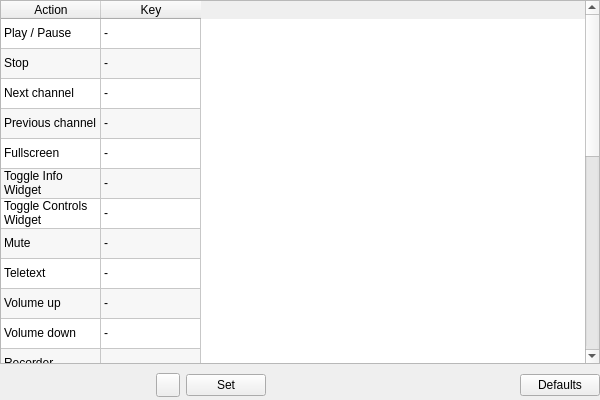
This is src/ui/settings/SettingsShortcuts.ui in ntadej/tano as Qt 5 draws it before an edit. The edited form follows.
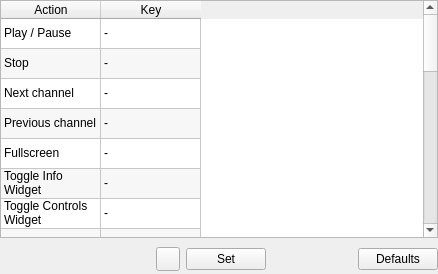
This is the edited form. Icons and pictures are not drawn. Custom widgets are drawn as their Qt base class.

Patch:
```diff
--- a/src/ui/settings/SettingsShortcuts.ui
+++ b/src/ui/settings/SettingsShortcuts.ui
@@ -6,10 +6,16 @@
    <rect>
     <x>0</x>
     <y>0</y>
-    <width>600</width>
-    <height>400</height>
+    <width>438</width>
+    <height>274</height>
    </rect>
   </property>
+  <property name="sizePolicy">
+   <sizepolicy hsizetype="Preferred" vsizetype="MinimumExpanding">
+    <horstretch>0</horstretch>
+    <verstretch>0</verstretch>
+   </sizepolicy>
+  </property>
   <layout class="QGridLayout" name="layout">
    <property name="margin">
     <number>0</number>
```
